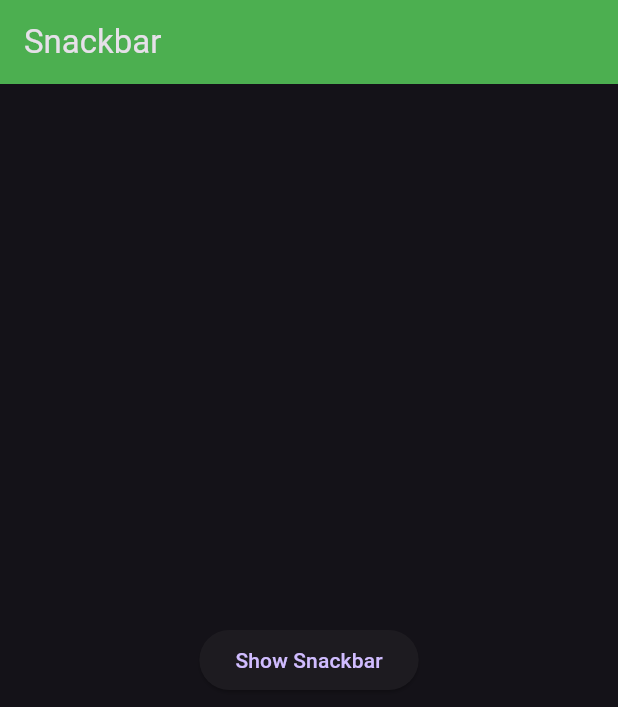
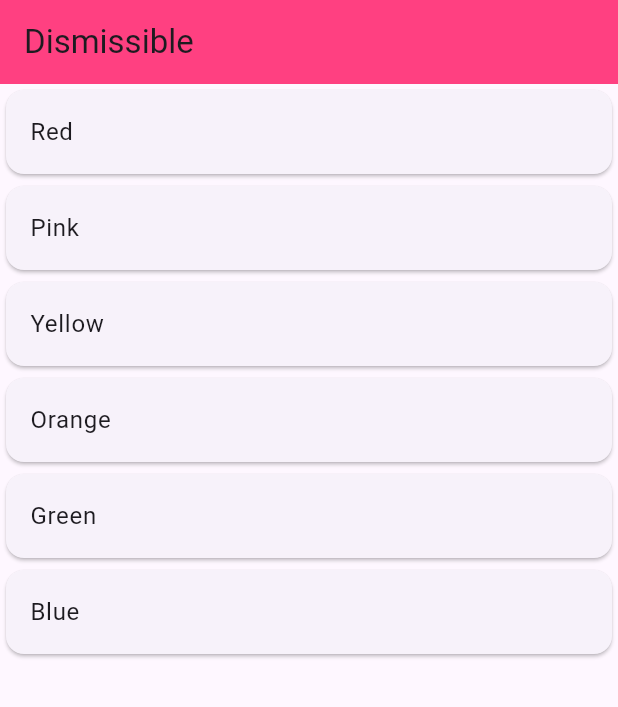
Before and after one commit to dhruv20047228/flutter-dev, a Flutter app: the screen it shows after launch, on a phone screen of 412 x 824 dp. Shown: the top 707 px of the screen. Run offline on Flutter 3.47's test engine with Material 3 defaults, Android fonts, the phone set to English and light mode, and no system bars.

Commit message:
Added Dismissible

```diff
--- /dev/null
+++ b/lib/dissmissible.dart
@@ -0,0 +1,58 @@
+import 'package:flutter/material.dart';
+
+class DismissibleWidget extends StatefulWidget {
+  const DismissibleWidget({super.key});
+
+  @override
+  State<DismissibleWidget> createState() => _DismissibleWidgetState();
+}
+
+class _DismissibleWidgetState extends State<DismissibleWidget> {
+  final List<String> colours = [
+    'Red',
+    'Pink',
+    'Yellow',
+    'Orange',
+    'Green',
+    'Blue',
+  ];
+
+  @override
+  Widget build(BuildContext context) {
+    return Scaffold(
+      appBar: AppBar(
+        title: const Text('Dismissible'),
+        backgroundColor: Colors.pinkAccent,
+      ),
+      body: ListView.builder(
+        itemCount: colours.length,
+        itemBuilder: (context, index) {
+          final colour = colours[index];
+          return Dismissible(
+            key: Key(colour),
+            onDismissed: (direction) {
+              if (direction == DismissDirection.startToEnd) {
+                ScaffoldMessenger.of(context).showSnackBar(
+                  SnackBar(
+                    content: Text(colours[index]),
+                    backgroundColor: Colors.blueAccent,
+                  ),
+                );
+              } else {
+                ScaffoldMessenger.of(context).showSnackBar(
+                  SnackBar(
+                    content: Text(colours[index]),
+                    backgroundColor: Colors.lightGreen,
+                  ),
+                );
+              }
+            },
+            background: Container(color: Colors.yellowAccent),
+            secondaryBackground: Container(color: Colors.deepPurpleAccent),
+            child: Card(child: ListTile(title: Text(colours[index]))),
+          );
+        },
+      ),
+    );
+  }
+}
--- a/lib/main.dart
+++ b/lib/main.dart
@@ -1,7 +1,7 @@
 import 'package:flutter/material.dart';
-import 'package:my_app/widgets/snackbar.dart';
+import 'package:my_app/dissmissible.dart';
 
-void main() => (runApp(MyApp()));
+void main() => runApp(MyApp());
 
 class MyApp extends StatelessWidget {
   const MyApp({super.key});
@@ -9,11 +9,8 @@ class MyApp extends StatelessWidget {
   @override
   Widget build(BuildContext context) {
     return MaterialApp(
-      theme: ThemeData(
-        brightness: Brightness.dark, primaryColor: Colors.amber
-      ),
       debugShowCheckedModeBanner: false,
-      home: SnackBarWidget()
+      home: DismissibleWidget(),
     );
   }
 }
```
